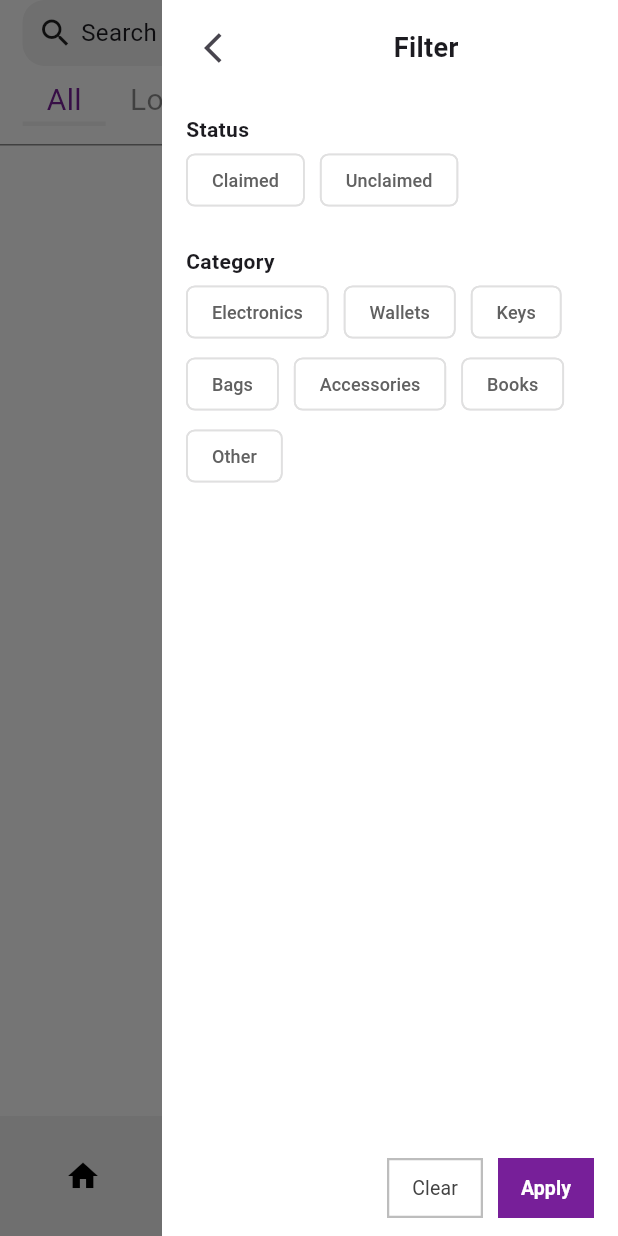
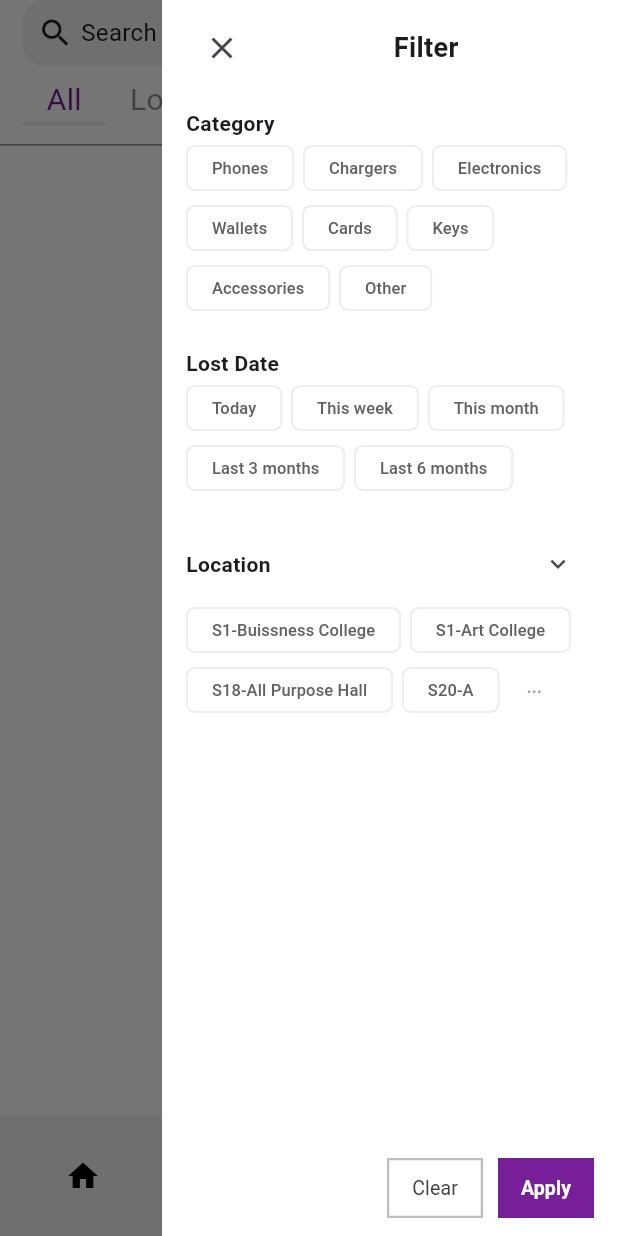
Before and after one commit to ZainabJameel300/UniFind, a Flutter app: the screen it shows once a user with an empty profile is signed in, with the side drawer open, on a phone screen of 412 x 824 dp. Run offline on Flutter 3.47's test engine with Material 3 defaults, Android fonts, the phone set to English and light mode, and no system bars; our stand-ins replace cloud_firestore, firebase_auth, firebase_core; accounts and stored records are empty.

Commit message:
filter drawer changes

```diff
--- a/lib/Components/filters_drawer.dart
+++ b/lib/Components/filters_drawer.dart
@@ -1,6 +1,6 @@
 import 'package:flutter/material.dart';
 import 'package:provider/provider.dart';
-import 'package:unifind/Components/my_filter_chip.dart';
+import 'package:unifind/Components/my_choice_chip.dart';
 import 'package:unifind/Components/my_drawer_button.dart';
 import 'package:unifind/providers/filter_provider.dart';
 
@@ -12,23 +12,45 @@ class FiltersDrawer extends StatefulWidget {
 }
 
 class _FiltersDrawerState extends State<FiltersDrawer> {
-  final List<String> statuses = ["Claimed", "Unclaimed"];
   final List<String> categories = [
+    "Phones",
+    "Chargers",
     "Electronics",
     "Wallets",
+    "Cards",
     "Keys",
-    "Bags",
     "Accessories",
-    "Books",
     "Other",
   ];
 
-  void filterStatus(String status) {
-    Provider.of<FilterProvider>(context, listen: false).filterStatus(status);
-  }
-  void filterCategory(String category) {
-    Provider.of<FilterProvider>(context, listen: false).filterCategory(category);
-  }
+  final List<String> locations = [
+    "S1-Buissness College",
+    "S1-Art College",
+    "S18-All Purpose Hall",
+    "S20-A",
+    "S20-B",
+    "S20-C",
+    "S22-BTC",
+    "S3-Central Library",
+    "S37-Registeration",
+    "S39-Law College",
+    "S4-Food Court",
+    "S40-IT College",
+    "S41-Science College",
+    "S47-Sciance and IT Library",
+    "S48-Class Rooms",
+    "S50-Khunji Hall",
+    "S51-Food Court",
+    "S6-Mosque"
+  ];
+
+  final List<String> dates = [
+    "Today",
+    "This week",
+    "This month",
+    "Last 3 months",
+    "Last 6 months",
+  ];
 
   void closeDrawer() {
     Navigator.of(context).pop();
@@ -40,6 +62,12 @@ class _FiltersDrawerState extends State<FiltersDrawer> {
   @override
   Widget build(BuildContext context) {
     final filterProvider = Provider.of<FilterProvider>(context);
+    final initialCount = 4;
+    final isExpanded = filterProvider.locationExpanded;
+    final displayedLocations = isExpanded
+        ? locations
+        : locations.sublist(0, initialCount);
+
 
     return Drawer(
       shape: const RoundedRectangleBorder(borderRadius: BorderRadius.zero),
@@ -50,11 +78,11 @@ class _FiltersDrawerState extends State<FiltersDrawer> {
           child: Column(
             crossAxisAlignment: CrossAxisAlignment.start,
             children: [
+              // header
               Row(
                 children: [
-                  // back button
                   IconButton(
-                    icon: const Icon(Icons.arrow_back_ios),
+                    icon: const Icon(Icons.close),
                     onPressed: closeDrawer,
                   ),
                   Expanded(
@@ -67,41 +95,110 @@ class _FiltersDrawerState extends State<FiltersDrawer> {
                   ),
                 ],
               ),
-              const SizedBox(height: 20),
+              const SizedBox(height: 16),
 
-              // Status filter
-              const Text(
-                "Status",
-                style: TextStyle(fontSize: 14, fontWeight: FontWeight.bold),
-              ),
-              Wrap(
-                spacing: 10,
-                children: statuses.map(
-                  (status) => MyFilterChip(
-                    label: status,
-                    isSelected: filterProvider.selectedStatuses.contains(status),
-                    onSelected: (_) => filterStatus(status),
-                  ),
-                ).toList(),
-              ),
-              const SizedBox(height: 20),
-
+              // filters
+              Expanded(
+                child: SingleChildScrollView(
+                  child: Column(
+                    crossAxisAlignment: CrossAxisAlignment.start,
+                    children: [
                       // Category filter
                       const Text(
                         "Category",
                         style: TextStyle(fontSize: 14, fontWeight: FontWeight.bold),
                       ),
                       Wrap(
-                spacing: 10,
+                        spacing: 6,
                         children: categories.map(
-                  (category) => MyFilterChip(
+                          (category) => MyChoiceChip(
                             label: category,
-                    isSelected: filterProvider.selectedCategories.contains(category),
-                    onSelected: (_) => filterCategory(category),
-                  ),
+                            selected: filterProvider.selectedCategory == category,
+                            onSelected: (bool selected) {
+                              filterProvider.setCategory(selected ? category : null);
+                            },
+                          )
                         ).toList(),
                       ),
-              const Spacer(),
+                      const SizedBox(height: 20),
+
+                      // Date filter
+                      const Text(
+                        "Lost Date",
+                        style: TextStyle(
+                          fontSize: 14,
+                          fontWeight: FontWeight.bold,
+                        ),
+                      ),
+                      Wrap(
+                        spacing: 6,
+                        children: dates.map(
+                          (date) => MyChoiceChip(
+                            label: date,
+                            selected: filterProvider.selectedDate == date,
+                            onSelected: (bool selected) {
+                              filterProvider.setDate(selected ? date : null);
+                            },
+                          ),
+                        )
+                        .toList(),
+                      ),
+                      const SizedBox(height: 20),
+
+                      // Location filter
+                      Row(
+                        mainAxisAlignment: MainAxisAlignment.spaceBetween,
+                        children: [
+                          const Text(
+                            "Location",
+                            style: TextStyle(fontSize: 14, fontWeight: FontWeight.bold),
+                          ),
+                          IconButton(
+                            icon: Icon(
+                              isExpanded ? Icons.keyboard_arrow_up : Icons.keyboard_arrow_down,
+                              size: 20,
+                            ),
+                            onPressed: () => setState(() {
+                              filterProvider.toggleLocationExpanded();
+                            }),
+                          ),
+                        ],
+                      ),
+                      Wrap(
+                        spacing: 6,
+                        children: [
+                          ...displayedLocations.map(
+                            (location) => MyChoiceChip(
+                              label: location,
+                              selected: filterProvider.selectedLocation == location,
+                              onSelected: (selected) {
+                                filterProvider.setLocation(selected ? location : null);
+                              },
+                            ),
+                          ),
+                          // show more button
+                          if (!isExpanded)
+                            GestureDetector(
+                              onTap: () => setState(() {
+                                filterProvider.toggleLocationExpanded();
+                              }),
+                              child: Container(
+                                padding: const EdgeInsets.symmetric(vertical: 6, horizontal: 8),
+                                margin: const EdgeInsets.only(left: 4, top: 4),
+                                child: const Text(
+                                  "...",
+                                  style: TextStyle(fontSize: 11, fontWeight: FontWeight.bold, color: Colors.grey),
+                                ),
+                              ),
+                            ),
+                        ],
+                      ),
+                      const SizedBox(height: 24),
+                    ],
+                  ),
+                ),
+              ),
+              const SizedBox(height: 12),
 
               // buttons
               Row(
--- a/lib/Components/filters_tabs.dart
+++ b/lib/Components/filters_tabs.dart
@@ -15,7 +15,7 @@ class _FiltersTabsState extends State<FiltersTabs> {
   void changeType(int index) {
     final filterProvider = Provider.of<FilterProvider>(context, listen: false);
     if (index == 0) {
-      filterProvider.setType(null); // All
+      filterProvider.setType("All");
     } else if (index == 1) {
       filterProvider.setType("Lost");
     } else if (index == 2) {
--- a/lib/Components/my_filter_chip.dart
+++ b/lib/Components/my_choice_chip.dart
@@ -1,37 +1,38 @@
 import 'package:flutter/material.dart';
 
-class MyFilterChip extends StatelessWidget {
+class MyChoiceChip extends StatelessWidget {
   final String label;
-  final bool isSelected;
+  final bool selected;
   final void Function(bool)? onSelected;
 
-  const MyFilterChip({
+  const MyChoiceChip({
     super.key,
     required this.label,
-    required this.isSelected,
+    required this.selected,
     required this.onSelected,
   });
 
   @override
   Widget build(BuildContext context) {
-    return FilterChip(
-      showCheckmark: false,
+    return ChoiceChip(
       label: Text(label),
       labelStyle: TextStyle(
-        fontSize: 12,
-        color: isSelected ? const Color(0xFF771F98) : Colors.grey[700],
+        fontSize: 11,
+        color: selected ? const Color(0xFF771F98) : Colors.grey[700],
       ),
-      selected: isSelected,
+      selected: selected,
       onSelected: onSelected,
       backgroundColor: Colors.white,
       selectedColor: Colors.white,
+      showCheckmark: false,
       shape: RoundedRectangleBorder(
         borderRadius: BorderRadius.circular(6),
         side: BorderSide(
-          color: isSelected ? const Color(0xFF771F98) : Colors.grey.shade300,
+          color: selected ? const Color(0xFF771F98) : Colors.grey.shade200,
           width: 1.2,
         ),
       ),
+      visualDensity: VisualDensity.compact,
     );
   }
 }
--- /dev/null
+++ b/lib/Components/post_search.dart
@@ -0,0 +1,26 @@
+import 'package:flutter/material.dart';
+
+class PostSearch extends SearchDelegate {
+  @override
+  List<Widget>? buildActions(BuildContext context) {
+    // TODO: implement buildActions
+    return null;
+  }
+
+  @override
+  Widget? buildLeading(BuildContext context) {
+    // TODO: implement buildLeading
+    return null;
+  }
+
+  @override
+  Widget buildResults(BuildContext context) {
+    // TODO: implement buildResults
+    return Text("Results");
+  }
+
+  @override
+  Widget buildSuggestions(BuildContext context) {
+    // TODO: implement buildSuggestions
+    return Text("Suggestions");  }
+}
--- a/lib/pages/home_page.dart
+++ b/lib/pages/home_page.dart
@@ -14,11 +14,6 @@ class HomePage extends StatefulWidget {
 }
 
 class _HomePageState extends State<HomePage> {
-  // all posts
-  // final Stream<QuerySnapshot> _postStream = FirebaseFirestore.instance
-  //     .collection('posts')
-  //     .orderBy('createdAt', descending: true)
-  //     .snapshots();
 
   // get filtered posts
   Stream<QuerySnapshot> _getFilteredPosts() {
@@ -29,19 +24,61 @@ class _HomePageState extends State<HomePage> {
         .orderBy('createdAt', descending: true);
 
     // type filter
-    final String? selectedtype = filterProvider.postType;
-    if (selectedtype != null && selectedtype != "All") {
+    final String selectedtype = filterProvider.postType;
+    if (selectedtype != "All") {
       query = query.where('type', isEqualTo: selectedtype);
     }
-    // claim statuses filter
-    final bool? statusBool = filterProvider.getBooleanStatus;
-    if (statusBool != null) {
-      query = query.where('claim_status', isEqualTo: statusBool);
+
+    // categories filter
+    final String? selectedCategory = filterProvider.selectedCategory;
+    if (selectedCategory != null) {
+      query = query.where('category', isEqualTo: selectedCategory);
     }
-    // categories filter
-    final Set<String> categories = filterProvider.selectedCategories;
-    if (categories.isNotEmpty && categories.length != 7 ) {
-      query = query.where('category', whereIn: categories.toList());
+
+    // location filter
+    final String? selectedLocation = filterProvider.selectedLocation;
+    if (selectedLocation != null) {
+      query = query.where('location', isEqualTo: selectedLocation);
+    }
+
+    // date filter
+    final String? selectedDate = filterProvider.selectedDate;
+    if (selectedDate != null) {
+      final now = DateTime.now();
+      DateTime? start;
+      DateTime? end;
+
+      switch (selectedDate) {
+        case "Today":
+          start = DateTime(now.year, now.month, now.day);
+          end = start.add(const Duration(days: 1));
+          break;
+
+        case "This week":
+          int daysSinceSunday = now.weekday % 7;
+          start = DateTime(now.year, now.month, now.day - daysSinceSunday);
+          end = start.add(const Duration(days: 7));
+          break;
+
+        case "This month":
+          start = DateTime(now.year, now.month, 1);
+          end = DateTime(now.year, now.month + 1, 1);
+          break;
+
+        case "Last 3 months":
+          start = DateTime(now.year, now.month - 3, now.day);
+          end = now;
+          break;
+
+        case "Last 6 months":
+          start = DateTime(now.year, now.month - 6, now.day);
+          end = now;
+          break;
+      }
+
+      query = query
+          .where('date', isGreaterThanOrEqualTo: start)
+          .where('date', isLessThan: end);
     }
 
     return query.snapshots();
@@ -116,7 +153,7 @@ class _HomePageState extends State<HomePage> {
                       // post type toggle ( All, found, lost )
                       const FiltersTabs(),
                       const Spacer(),
-                      // drawer button to filter by status & categorey
+                      // drawer filter for categorey, location, date
                       Builder(
                         builder: (context) {
                           return GestureDetector(
@@ -156,8 +193,7 @@ class _HomePageState extends State<HomePage> {
                   stream: _getFilteredPosts(),
                   builder: (context, snapshot) {
                     if (snapshot.hasError) {
-                      return Center(child: const Text("Error", style: TextStyle(fontWeight: FontWeight.w500, fontSize: 16,),
-                        ));
+                      return Center(child: const Text("Error", style: TextStyle(fontSize: 16)));
                     }
                     if (snapshot.connectionState == ConnectionState.waiting) {
                       return Center(child: const CircularProgressIndicator());
@@ -168,7 +204,7 @@ class _HomePageState extends State<HomePage> {
                       return Center(
                         child: Text(
                           hasAnyFilter ? "No results for current filters" : "No posts yet",
-                          style: TextStyle(fontWeight: FontWeight.w500, fontSize: 16),
+                          style: TextStyle(fontSize: 16),
                         ),
                       );
                     }
@@ -184,7 +220,7 @@ class _HomePageState extends State<HomePage> {
                           future: publishers.doc(uid).get(),
                           builder: (context, snapshot) {
                             if (snapshot.hasError) {
-                              return Center(child: Text("Error", style: TextStyle(fontWeight: FontWeight.w500, fontSize: 16)));
+                              return Center(child: Text("Error", style: TextStyle(fontSize: 16)));
                             }
 
                             if (snapshot.connectionState == ConnectionState.done) {
--- a/lib/providers/filter_provider.dart
+++ b/lib/providers/filter_provider.dart
@@ -1,61 +1,61 @@
 import 'package:flutter/material.dart';
 
 class FilterProvider extends ChangeNotifier {
-  Set<String> selectedStatuses = {};
-  Set<String> selectedCategories = {};
-  String? postType;
+  String postType = "All";
+  String? selectedCategory;
+  String? selectedDate;
+  String? selectedLocation;
+  bool locationExpanded = false;
 
-  // convert status string to boolean
-  bool? get getBooleanStatus {
-    // user selected only one status
-    if (selectedStatuses.length == 1) {
-      final status = selectedStatuses.first;
-      if (status == 'Claimed') return true;
-      if (status == 'Unclaimed') return false;
-    }
-    // user selected zero or both (all)
-    return null;
-  }
-
-  // filter status
-  void filterStatus(String status) {
-    if (selectedStatuses.contains(status)) {
-      selectedStatuses.remove(status);
-    } else {
-      selectedStatuses.add(status);
-    }
-    notifyListeners();
-  }
-
-  // filter category
-  void filterCategory(String category) {
-    if (selectedCategories.contains(category)) {
-      selectedCategories.remove(category);
-    } else {
-      selectedCategories.add(category);
-    }
-    notifyListeners();
-  }
 
   // set post type
-  void setType(String? type) {
+  void setType(String type) {
     postType = type;
     notifyListeners();
   }
 
-  // clear drawer filters
-  void clearFilters() {
-    selectedStatuses.clear();
-    selectedCategories.clear();
+  // set category
+  void setCategory(String? category) {
+    selectedCategory = category;
     notifyListeners();
   }
 
+  // set date
+  void setDate(String? date) {
+    selectedDate = date;
+    notifyListeners();
+  }
+
+  // set location
+  void setLocation(String? location) {
+    selectedLocation = location;
+    notifyListeners();
+  }
+  void toggleLocationExpanded() {
+    locationExpanded = !locationExpanded;
+  }
+
+  // clear drawer filters
+  void clearFilters() {
+    bool changed = false;
+
+    if (selectedCategory != null) {
+      selectedCategory = null;
+      changed = true;
+    }
+    if (selectedDate != null) {
+      selectedDate = null;
+      changed = true;
+    }
+    if (selectedLocation != null) {
+      selectedLocation = null;
+      changed = true;
+    }
+
+    if (changed) notifyListeners();
+  }
+
   bool get hasAnyFilter{
-    if (postType == null && selectedStatuses.isEmpty && selectedCategories.isEmpty) {
-      return false;
-    }
-    else {
-      return true;
-    }
+    return selectedCategory != null  || selectedDate != null || selectedLocation != null;
   }
 }
--- /dev/null
+++ b/lib/utils/date_formats.dart
@@ -0,0 +1,27 @@
+import 'package:intl/intl.dart';
+import 'package:cloud_firestore/cloud_firestore.dart';
+
+class DateFormats {
+  // for publish time
+  static String formatPublishTime(DateTime timestamp) {
+    final now = DateTime.now();
+    final today = DateTime(now.year, now.month, now.day);
+    final yesterday = today.subtract(const Duration(days: 1));
+
+    if (timestamp.isAfter(today)) {
+      return DateFormat('h:mm a').format(timestamp);
+    } else if (timestamp.isAfter(yesterday)) {
+      return "Yesterday";
+    } else if (now.difference(timestamp).inDays < 7) {
+      return DateFormat('EEEE').format(timestamp);
+    } else {
+      return DateFormat('d MMM yyyy').format(timestamp);
+    }
+  }
+
+  // for lost date
+  static String formatLostDate(Timestamp timestamp) {
+    final date = timestamp.toDate();
+    return DateFormat('d/M/yyyy').format(date);
+  }
+}
```
Also changed, not shown: lib/Components/post_card.dart (+39 -46 lines), lib/Pages/view_post.dart (+58 -47 lines), lib/helpers/timestamp_format.dart (deleted, +0 -19 lines). Lines whose indentation alone changed are shown as unchanged.
